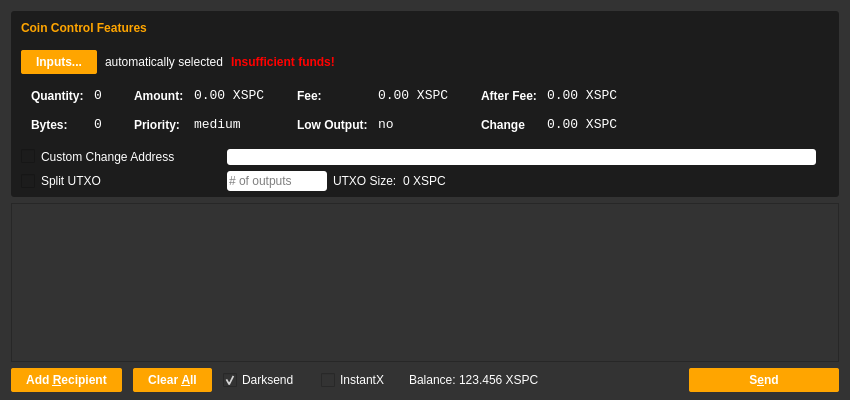
First picture: the form in src/qt/forms/sendcoinsdialog.ui, repository SpectreSecurityCoin/SpectreSecurityCoin, before the edit.
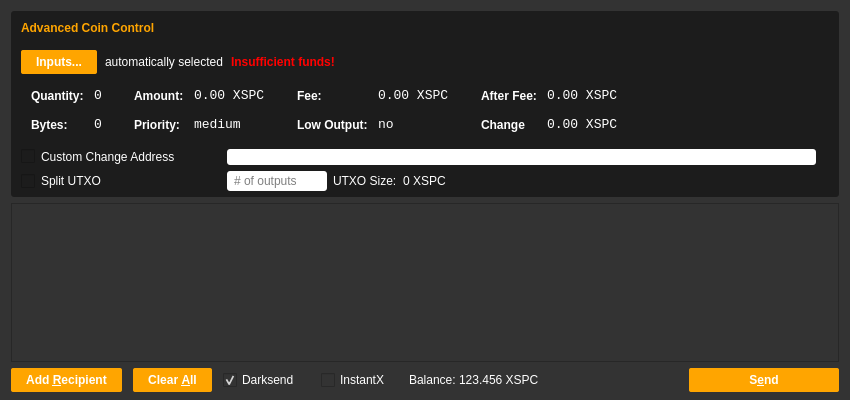
Second picture: the form after the edit. Icons and pictures are not drawn.

Diff of the .ui file:
```diff
--- a/src/qt/forms/sendcoinsdialog.ui
+++ b/src/qt/forms/sendcoinsdialog.ui
@@ -101,7 +101,7 @@
 font-weight:bold;</string>
             </property>
             <property name="text">
-             <string>Coin Control Features</string>
+             <string>Advanced Coin Control</string>
             </property>
            </widget>
           </item>
@@ -646,7 +646,8 @@
             </property>
             <property name="styleSheet">
              <string notr="true">background-color: rgb(255, 255, 255);
-color: rgb(0, 0, 0);</string>
+color: rgb(0, 0, 0);
+padding-left:5px;</string>
             </property>
             <property name="placeholderText">
              <string># of outputs</string>
```
Left out of the diff: 3 changed lines with no effect on the pictures.
